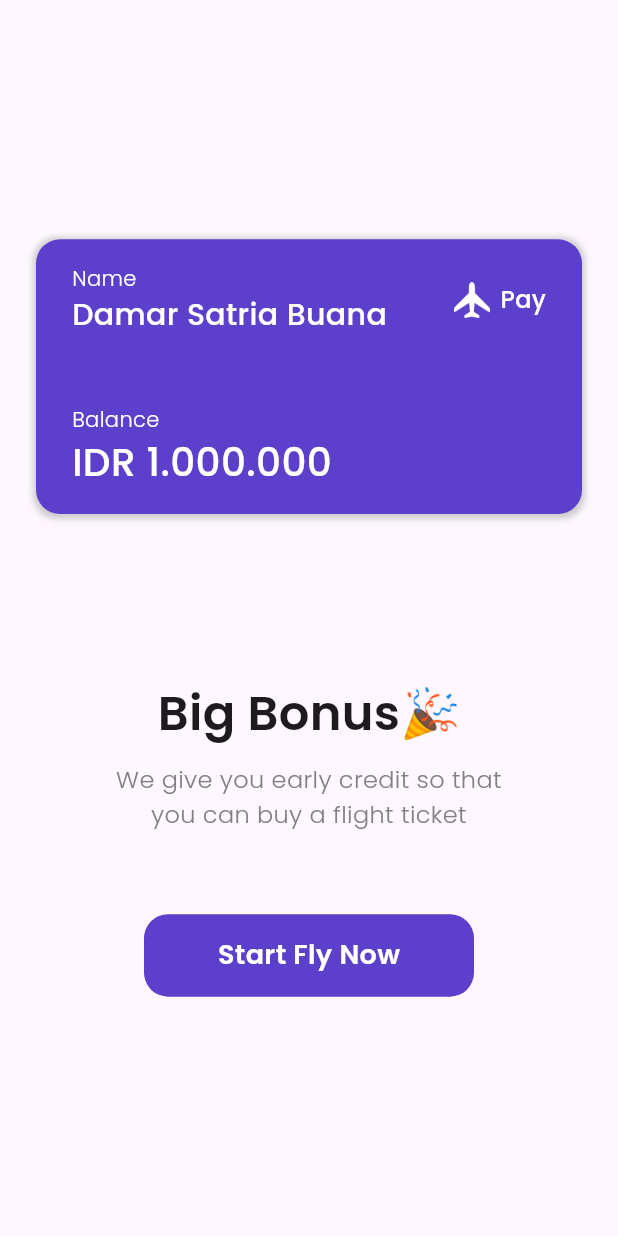
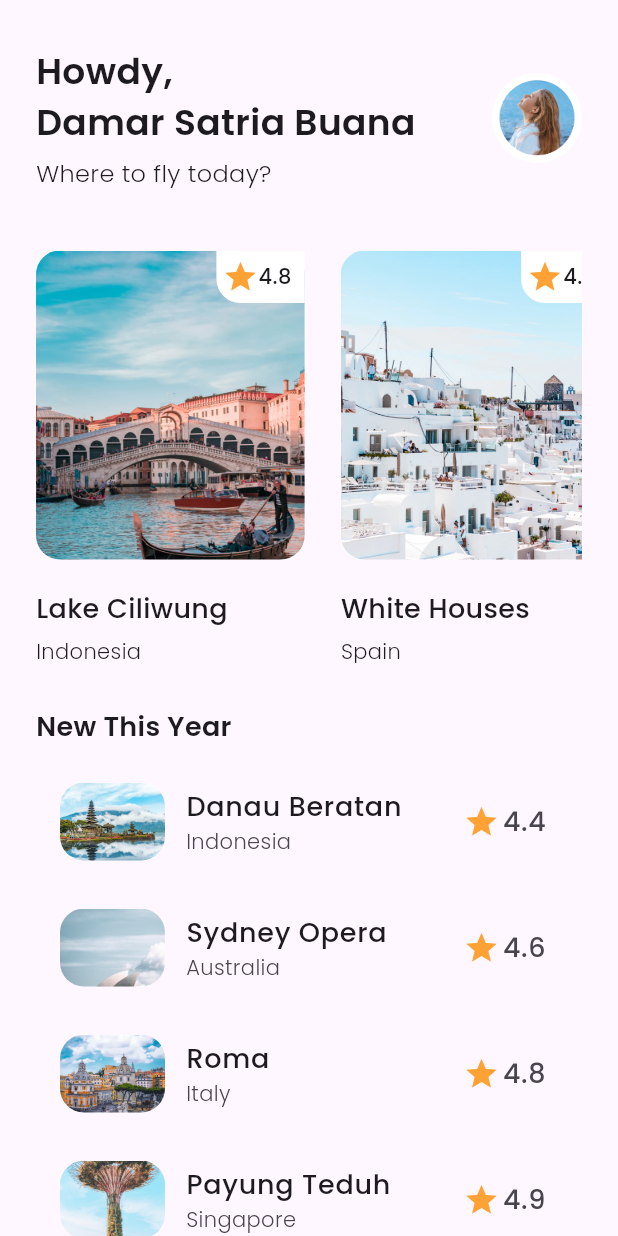
Before and after one commit to notsatria/airplane-app, a Flutter app: the BonusSaldoView screen opened by its route, after a tap on "Start Fly Now", on a phone screen of 412 x 824 dp. Run offline on Flutter 3.47's test engine with Material 2 defaults, Android fonts, the phone set to English and light mode, and no system bars.

Commit message:
Added Home View

```diff
--- /dev/null
+++ b/lib/app/data/dummies/places.dart
@@ -0,0 +1,67 @@
+import '../models/place.dart';
+
+const placesCarrousel = [
+  Place(
+    image: 'assets/images/ciliwung.png',
+    title: 'Lake Ciliwung',
+    subtitle: 'Indonesia',
+    rating: '4.8',
+  ),
+  Place(
+    image: 'assets/images/white-house.png',
+    title: 'White Houses',
+    subtitle: 'Spain',
+    rating: '4.6',
+  ),
+  Place(
+    image: 'assets/images/hill-hey.png',
+    title: 'Hill Hey',
+    subtitle: 'Monaco',
+    rating: '4.3',
+  ),
+  Place(
+    image: 'assets/images/menarra.png',
+    title: 'Menarra',
+    subtitle: 'Japan',
+    rating: '4.4',
+  ),
+  Place(
+    image: 'assets/images/payung-teduh.png',
+    title: 'Payung Teduh',
+    subtitle: 'Singapore',
+    rating: '4.9',
+  ),
+];
+
+const placesNew = [
+  Place(
+    image: 'assets/images/danau-beratan.png',
+    title: 'Danau Beratan',
+    subtitle: 'Indonesia',
+    rating: '4.4',
+  ),
+  Place(
+    image: 'assets/images/sydney-opera.png',
+    title: 'Sydney Opera',
+    subtitle: 'Australia',
+    rating: '4.6',
+  ),
+  Place(
+    image: 'assets/images/roma.png',
+    title: 'Roma',
+    subtitle: 'Italy',
+    rating: '4.8',
+  ),
+  Place(
+    image: 'assets/images/payung-teduh.png',
+    title: 'Payung Teduh',
+    subtitle: 'Singapore',
+    rating: '4.9',
+  ),
+  Place(
+    image: 'assets/images/hill-hey.png',
+    title: 'Hill Hey',
+    subtitle: 'Monaco',
+    rating: '4.3',
+  ),
+];
--- /dev/null
+++ b/lib/app/data/models/place.dart
@@ -0,0 +1,13 @@
+class Place {
+  final String image;
+  final String title;
+  final String subtitle;
+  final String rating;
+
+  const Place({
+    required this.image,
+    required this.title,
+    required this.subtitle,
+    required this.rating,
+  });
+}
--- a/lib/app/modules/bonus_saldo/bonus_saldo.view.dart
+++ b/lib/app/modules/bonus_saldo/bonus_saldo.view.dart
@@ -4,6 +4,7 @@ import '../../themes/colors.dart';
 import '../../themes/fonts.dart';
 import '../../themes/sizing.dart';
 import '../../widgets/custom_button.dart';
+import '../home/home_view.dart';
 
 class BonusSaldoView extends StatelessWidget {
   static const route = '/bonus-saldo-view';
@@ -26,7 +27,7 @@ class BonusSaldoView extends StatelessWidget {
               const SizedBox(height: 10),
               _buildSubtitleText(maxWidth),
               SizedBox(height: maxHeight / 15),
-              _buildStartButton(),
+              _buildStartButton(context),
             ],
           ),
         ),
@@ -133,10 +134,11 @@ class BonusSaldoView extends StatelessWidget {
     );
   }
 
-  Widget _buildStartButton() {
+  Widget _buildStartButton(BuildContext context) {
     return CustomRoundedButton(
       text: 'Start Fly Now',
       onTap: () {
+        Navigator.pushReplacementNamed(context, HomeView.route);
         debugPrint('Go To Home');
       },
       width: 220,
--- a/lib/app/modules/get_started/get_started_view.dart
+++ b/lib/app/modules/get_started/get_started_view.dart
@@ -4,7 +4,7 @@ import '../../themes/colors.dart';
 import '../../themes/fonts.dart';
 import '../../themes/sizing.dart';
 import '../../widgets/custom_button.dart';
-import '../sig_nup/sign_up_view.dart';
+import '../sign_up/sign_up_view.dart';
 
 class GetStartedView extends StatelessWidget {
   static const route = '/get-started';
--- /dev/null
+++ b/lib/app/modules/home/home_view.dart
@@ -0,0 +1,103 @@
+import 'package:airplane_app/app/widgets/custom_place_item_card.dart';
+import 'package:airplane_app/app/widgets/custom_place_item_tile.dart';
+import 'package:flutter/material.dart';
+
+import '../../data/dummies/places.dart';
+import '../../themes/fonts.dart';
+import '../../themes/sizing.dart';
+
+class HomeView extends StatelessWidget {
+  static const route = '/home-view';
+  const HomeView({super.key});
+
+  @override
+  Widget build(BuildContext context) {
+    final maxWidth = MediaQuery.of(context).size.width;
+    final maxHeight = MediaQuery.of(context).size.height;
+    return Scaffold(
+      body: SafeArea(
+        child: Padding(
+          padding: const EdgeInsets.symmetric(horizontal: marginLarge),
+          child: ListView(
+            children: [
+              _buildAppHeader(),
+              const SizedBox(
+                height: 40,
+              ),
+              _buildImageCarrousel(maxHeight, maxWidth),
+              const SizedBox(
+                height: 30,
+              ),
+              Text(
+                'New This Year',
+                style: poppinsSemiBold.copyWith(fontSize: 18),
+              ),
+              const SizedBox(
+                height: 16,
+              ),
+              _buildPlaceListItem(maxHeight),
+            ],
+          ),
+        ),
+      ),
+    );
+  }
+
+  Widget _buildAppHeader() {
+    return Padding(
+      padding: const EdgeInsets.only(top: 30),
+      child: Row(
+        mainAxisAlignment: MainAxisAlignment.spaceBetween,
+        children: [
+          Column(
+            crossAxisAlignment: CrossAxisAlignment.start,
+            children: [
+              Text(
+                'Howdy,',
+                style: poppinsSemiBold.copyWith(fontSize: 24),
+              ),
+              Text(
+                'Damar Satria Buana',
+                style: poppinsSemiBold.copyWith(fontSize: 24),
+              ),
+              const SizedBox(
+                height: 6,
+              ),
+              Text(
+                'Where to fly today?',
+                style: poppinsLight.copyWith(fontSize: 16),
+              ),
+            ],
+          ),
+          Image.asset(
+            'assets/images/avatar.png',
+            width: 60,
+          ),
+        ],
+      ),
+    );
+  }
+
+  Widget _buildImageCarrousel(double maxHeight, double maxWidth) {
+    return SizedBox(
+      height: maxHeight / 3,
+      child: ListView.builder(
+        scrollDirection: Axis.horizontal,
+        itemCount: placesCarrousel.length,
+        itemBuilder: (context, index) =>
+            CustomPlaceItemCard(place: placesCarrousel[index]),
+      ),
+    );
+  }
+
+  Widget _buildPlaceListItem(double maxHeight) {
+    return SizedBox(
+      height: maxHeight,
+      child: ListView.builder(
+        itemCount: placesNew.length,
+        itemBuilder: (context, index) =>
+            CustomPlaceItemTile(place: placesNew[index]),
+      ),
+    );
+  }
+}
--- /dev/null
+++ b/lib/app/widgets/custom_place_item_card.dart
@@ -0,0 +1,87 @@
+import 'package:flutter/material.dart';
+
+import '../data/models/place.dart';
+import '../themes/colors.dart';
+import '../themes/fonts.dart';
+import '../themes/sizing.dart';
+
+class CustomPlaceItemCard extends StatelessWidget {
+  const CustomPlaceItemCard({
+    super.key,
+    required this.place,
+  });
+
+  final Place place;
+
+  @override
+  Widget build(BuildContext context) {
+    final maxWidth = MediaQuery.of(context).size.width;
+    final maxHeight = MediaQuery.of(context).size.height;
+    return Padding(
+      padding: const EdgeInsets.only(right: marginLarge),
+      child: Stack(
+        children: [
+          Column(
+            crossAxisAlignment: CrossAxisAlignment.start,
+            children: [
+              Container(
+                height: maxHeight / 4,
+                width: maxWidth / 2.3,
+                decoration: BoxDecoration(
+                  borderRadius: BorderRadius.circular(roundedLarge),
+                  image: DecorationImage(
+                    image: AssetImage(place.image),
+                    fit: BoxFit.cover,
+                  ),
+                ),
+              ),
+              const SizedBox(
+                height: 20,
+              ),
+              Text(
+                place.title,
+                style: poppinsMedium.copyWith(fontSize: 18),
+              ),
+              const SizedBox(
+                height: 5,
+              ),
+              Text(
+                place.subtitle,
+                style: poppinsLight.copyWith(fontSize: 14),
+              ),
+            ],
+          ),
+          Positioned(
+            top: 0,
+            right: 0,
+            child: Container(
+              height: 35,
+              width: maxWidth / 7,
+              decoration: const BoxDecoration(
+                color: whiteColor,
+                borderRadius: BorderRadius.only(
+                  bottomLeft: Radius.circular(roundedLarge),
+                ),
+              ),
+              child: Padding(
+                padding: const EdgeInsets.all(4.0),
+                child: Row(
+                  children: [
+                    const Icon(
+                      Icons.star,
+                      color: Color(0xffFFA235),
+                    ),
+                    Text(
+                      place.rating,
+                      style: poppinsMedium,
+                    ),
+                  ],
+                ),
+              ),
+            ),
+          ),
+        ],
+      ),
+    );
+  }
+}
--- /dev/null
+++ b/lib/app/widgets/custom_place_item_tile.dart
@@ -0,0 +1,58 @@
+import 'package:flutter/material.dart';
+
+import '../data/models/place.dart';
+import '../themes/fonts.dart';
+import '../themes/sizing.dart';
+
+class CustomPlaceItemTile extends StatelessWidget {
+  const CustomPlaceItemTile({super.key, required this.place});
+
+  final Place place;
+
+  @override
+  Widget build(BuildContext context) {
+    return Container(
+      margin: const EdgeInsets.only(bottom: 16),
+      child: ListTile(
+        leading: Container(
+          width: 70,
+          height: 70,
+          decoration: BoxDecoration(
+            borderRadius: BorderRadius.circular(roundedLarge),
+            image: DecorationImage(
+                image: AssetImage(
+                  place.image,
+                ),
+                fit: BoxFit.cover),
+          ),
+        ),
+        title: Text(
+          place.title,
+          style: poppinsMedium.copyWith(fontSize: 18),
+        ),
+        subtitle: Text(
+          place.subtitle,
+          style: poppinsLight.copyWith(fontSize: 14),
+        ),
+        trailing: SizedBox(
+          width: 55,
+          child: Row(
+            children: [
+              const Icon(
+                Icons.star,
+                color: Color(0xffFFA235),
+              ),
+              const SizedBox(
+                width: 2,
+              ),
+              Text(
+                place.rating,
+                style: poppinsMedium.copyWith(fontSize: 18),
+              ),
+            ],
+          ),
+        ),
+      ),
+    );
+  }
+}
--- a/lib/main.dart
+++ b/lib/main.dart
@@ -1,9 +1,10 @@
-import 'app/modules/bonus_saldo/bonus_saldo.view.dart';
 import 'package:flutter/material.dart';
 import 'package:flutter/services.dart';
 
+import 'app/modules/bonus_saldo/bonus_saldo.view.dart';
 import 'app/modules/get_started/get_started_view.dart';
-import 'app/modules/sig_nup/sign_up_view.dart';
+import 'app/modules/home/home_view.dart';
+import 'app/modules/sign_up/sign_up_view.dart';
 import 'app/modules/splash/splash_view.dart';
 import 'app/themes/colors.dart';
 
@@ -27,6 +28,7 @@ class MainApp extends StatelessWidget {
         GetStartedView.route: (context) => const GetStartedView(),
         SignUpView.route: (context) => const SignUpView(),
         BonusSaldoView.route: (context) => const BonusSaldoView(),
+        HomeView.route:(context) =>   const HomeView(),
       },
       theme: ThemeData(
         useMaterial3: true,
@@ -43,6 +45,8 @@ class MainApp extends StatelessWidget {
         indicatorColor: primaryColor,
         hintColor: greyColor,
 
+        backgroundColor: backgroundColor,
+
         // default input decoration for textfield
         inputDecorationTheme: const InputDecorationTheme(
           focusColor: primaryColor,
```
Also changed, not shown: assets/images/avatar.png (added), assets/images/ciliwung.png (added), assets/images/danau-beratan.png (added), assets/images/hill-hey.png (added), assets/images/menarra.png (added), assets/images/payung-teduh.png (added), assets/images/roma.png (added), assets/images/sydney-opera.png (added), assets/images/white-house.png (added), lib/app/modules/sign_up/sign_up_view.dart (renamed from lib/app/modules/sig_nup/sign_up_view.dart).
